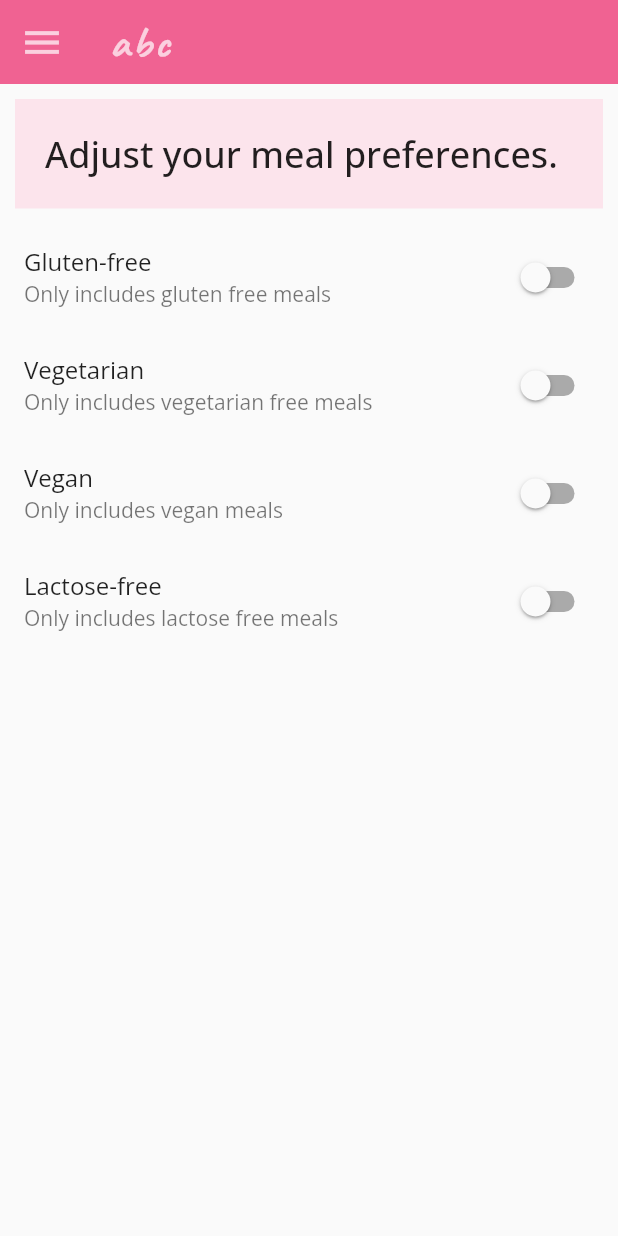
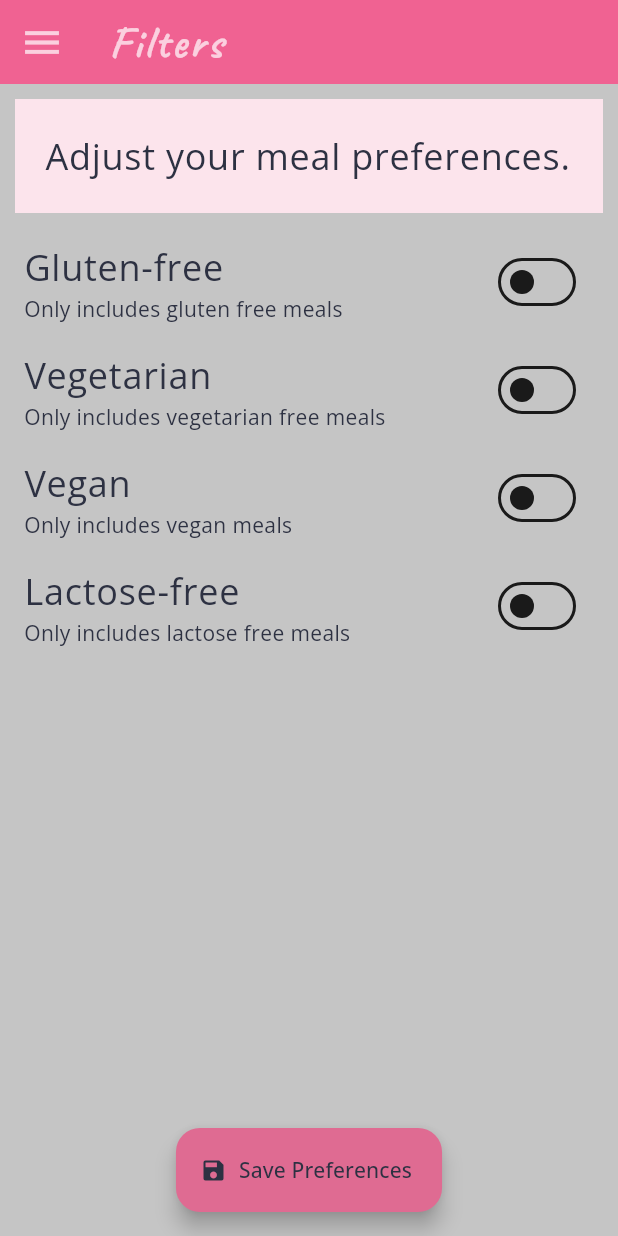
Before and after one commit to s4nk37/delimeals, a Flutter app: the FiltersScreen screen opened by its route, on a phone screen of 412 x 824 dp. Run offline on Flutter 3.47's test engine with Material 2 defaults, Android fonts, the phone set to English and light mode, and no system bars.

Commit message:
Added logic of filters. Seperated Theme

```diff
--- a/lib/main.dart
+++ b/lib/main.dart
@@ -1,57 +1,66 @@
-import 'package:delimeals/screens/filters_screen.dart';
 import 'package:flutter/material.dart';
+
+import 'theme.dart';
+import 'models/meal.dart';
+import 'dummy_data.dart';
 import 'screens/tabs_screen.dart';
 import 'screens/category_meals_screen.dart';
+import 'screens/filters_screen.dart';
 import 'screens/meal_detail_screen.dart';
 
 void main() => runApp(const MyApp());
 
-class MyApp extends StatelessWidget {
+class MyApp extends StatefulWidget {
   const MyApp({Key? key}) : super(key: key);
+
+  @override
+  State<MyApp> createState() => _MyAppState();
+}
+
+class _MyAppState extends State<MyApp> {
+  List<Meal> _availableMeals = dummyMeals;
+  Map<String, bool> _filters = {
+    'gluten': false,
+    'vegetarian': false,
+    'vegan': false,
+    'lactose': false,
+  };
+
+  void _setFilters(Map<String, bool> filterData) {
+    print('set');
+    setState(() {
+      _filters = filterData;
+      _availableMeals = dummyMeals.where((meal) {
+        if (_filters['gluten']! && !meal.isGlutenFree) {
+          return false;
+        }
+        if (_filters['vegetarian']! && !meal.isVegetarian) {
+          return false;
+        }
+        if (_filters['vegan']! && !meal.isVegan) {
+          return false;
+        }
+        if (_filters['lactose']! && !meal.isLactoseFree) {
+          return false;
+        }
+        return true;
+      }).toList();
+    });
+  }
 
   @override
   Widget build(BuildContext context) {
     return MaterialApp(
       debugShowCheckedModeBanner: false,
       title: 'DeliMeals',
-      theme: ThemeData(
-        useMaterial3: false,
-        textTheme: const TextTheme(
-          bodyLarge: TextStyle(fontSize: 24.0),
-          bodyMedium: TextStyle(fontSize: 14.0),
-        ),
-        colorScheme: const ColorScheme(
-          brightness: Brightness.light,
-          primary: Color(0xffDF6B92),
-          onPrimary: Color(0xff2D3142),
-          secondary: Color(0xff70C1B3),
-          onSecondary: Color(0xff353535),
-          error: Colors.red,
-          onError: Colors.white70,
-          background: Color(0xffEADEDA),
-          onBackground: Colors.black87,
-          surface: Color(0xffc5c5c5),
-          onSurface: Color(0xff2D3142),
-        ),
-        fontFamily: 'Open Sans',
-        iconTheme: const IconThemeData(size: 18.0),
-        appBarTheme: AppBarTheme(
-          backgroundColor: Colors.pink.shade300,
-          titleTextStyle: const TextStyle(
-            fontFamily: 'Caveat',
-            fontSize: 30,
-            fontWeight: FontWeight.bold,
-            letterSpacing: 1.5,
-            color: Colors.white70,
-          ),
-        ),
-      ),
-      // home: const CategoriesScreen(),
+      theme: myTheme,
       routes: {
         '/': (ctx) => const TabsScreen(),
-        CategoryMealsScreen.routeName: (ctx) => const CategoryMealsScreen(),
+        CategoryMealsScreen.routeName: (ctx) =>
+            CategoryMealsScreen(availableMeals: _availableMeals),
         MealDetailScreen.routeName: (ctx) => const MealDetailScreen(),
-        FiltersScreen.routeName: (ctx) => const FiltersScreen(),
+        FiltersScreen.routeName: (ctx) =>
+            FiltersScreen(saveFilters: _setFilters, currentFilters: _filters),
       },
     );
   }
--- a/lib/screens/filters_screen.dart
+++ b/lib/screens/filters_screen.dart
@@ -4,8 +4,12 @@ import '../widgets/main_drawer.dart';
 
 class FiltersScreen extends StatefulWidget {
   static const routeName = '/filters-screen';
+  final Function saveFilters;
+  final Map<String, bool> currentFilters;
 
-  const FiltersScreen({Key? key}) : super(key: key);
+  const FiltersScreen(
+      {Key? key, required this.saveFilters, required this.currentFilters})
+      : super(key: key);
 
   @override
   State<FiltersScreen> createState() => _FiltersScreenState();
@@ -16,6 +20,15 @@ class _FiltersScreenState extends State<FiltersScreen> {
   bool _vegetarian = false;
   bool _vegan = false;
   bool _lactosefree = false;
+
+  @override
+  void initState() {
+    _glutenfree = widget.currentFilters['gluten']!;
+    _vegetarian = widget.currentFilters['vegetarian']!;
+    _vegan = widget.currentFilters['vegan']!;
+    _lactosefree = widget.currentFilters['lactose']!;
+    super.initState();
+  }
 
   Widget _buildSwitchTile(
       {required bool value,
@@ -35,7 +48,8 @@ class _FiltersScreenState extends State<FiltersScreen> {
   @override
   Widget build(BuildContext context) {
     return Scaffold(
-      appBar: const MainAppBar(title: 'abc'),
+      floatingActionButtonLocation: FloatingActionButtonLocation.centerFloat,
+      appBar: const MainAppBar(title: 'Filters'),
       drawer: const MainDrawer(),
       drawerScrimColor: Colors.transparent,
       body: Center(
@@ -99,6 +113,20 @@ class _FiltersScreenState extends State<FiltersScreen> {
           ],
         ),
       ),
+      floatingActionButton: FloatingActionButton.extended(
+        icon: const Icon(Icons.save),
+        label: const Text('Save Preferences'),
+        onPressed: () {
+          final Map<String, bool> selectedFilters = {
+            'gluten': _glutenfree,
+            'vegetarian': _vegetarian,
+            'vegan': _vegan,
+            'lactose': _lactosefree,
+          };
+          widget.saveFilters(selectedFilters);
+          Navigator.pushReplacementNamed(context, '/');
+        },
+      ),
     );
   }
 }
--- /dev/null
+++ b/lib/theme.dart
@@ -0,0 +1,35 @@
+import 'package:flutter/material.dart';
+
+final ThemeData myTheme = ThemeData(
+  useMaterial3: true,
+  textTheme: const TextTheme(
+    bodyLarge: TextStyle(fontSize: 24.0),
+    bodyMedium: TextStyle(fontSize: 14.0),
+  ),
+  colorScheme: const ColorScheme(
+    brightness: Brightness.light,
+    primary: Color(0xffDF6B92),
+    onPrimary: Color(0xff2D3142),
+    secondary: Color(0xff70C1B3),
+    onSecondary: Color(0xff353535),
+    error: Colors.red,
+    onError: Colors.white70,
+    background: Color(0xffEADEDA),
+    onBackground: Colors.black87,
+    surface: Color(0xffc5c5c5),
+    onSurface: Color(0xff2D3142),
+  ),
+  fontFamily: 'Open Sans',
+  iconTheme: const IconThemeData(size: 18.0),
+  appBarTheme: const AppBarTheme(
+// backgroundColor: Colors.pink.shade300,
+    backgroundColor: Color(0xFFF06292),
+    titleTextStyle: TextStyle(
+      fontFamily: 'Caveat',
+      fontSize: 30,
+      fontWeight: FontWeight.bold,
+      letterSpacing: 1.5,
+      color: Colors.white70,
+    ),
+  ),
+);
```
Also changed, not shown: lib/screens/category_meals_screen.dart (+4 -3 lines).
